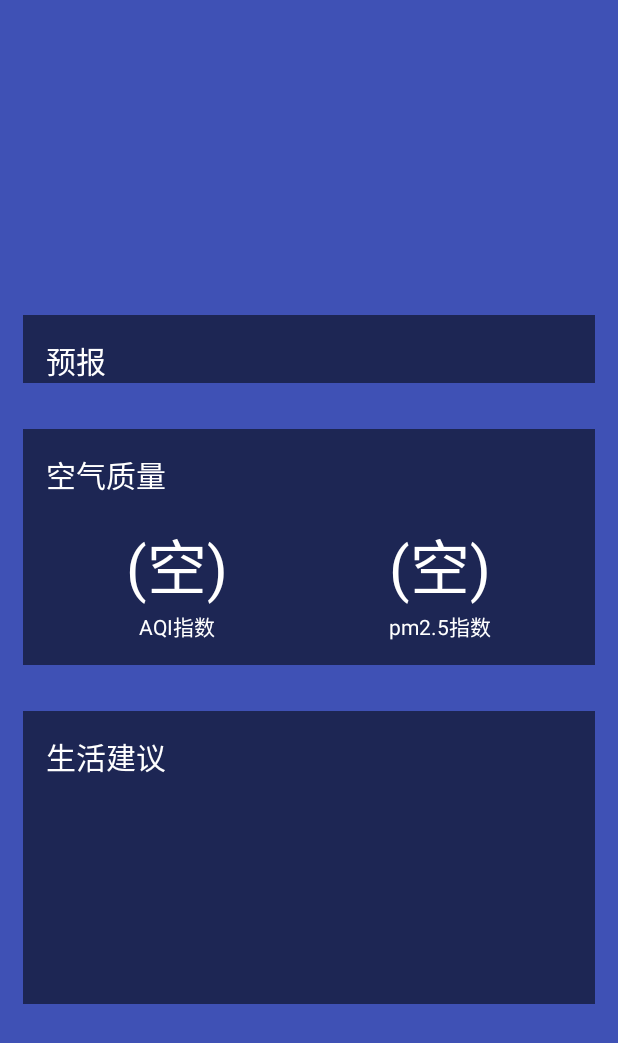
After one commit to chlbeyond/coolweather, an Android app: the layout activity_weather.xml on its own in the app's theme, with its tools: preview values and no code run, on a phone screen of 412 x 824 dp. The commit adds this screen. Shown: the top 1043 px of the screen. Run offline under Robolectric (Android 15) with nearby library versions, the phone set to English and light mode, and no system bars.

Commit message:
加入显示天气信息的功能

```diff
--- a/app/src/main/AndroidManifest.xml
+++ b/app/src/main/AndroidManifest.xml
@@ -19,6 +19,8 @@
                 <category android:name="android.intent.category.LAUNCHER" />
             </intent-filter>
         </activity>
+
+        <activity android:name=".WeatherActivity" />
     </application>
 
 </manifest>
--- a/app/src/main/res/layout/activity_main.xml
+++ b/app/src/main/res/layout/activity_main.xml
@@ -1,6 +1,5 @@
 <?xml version="1.0" encoding="utf-8"?>
 <FrameLayout xmlns:android="http://schemas.android.com/apk/res/android"
-    xmlns:app="http://schemas.android.com/apk/res-auto"
     xmlns:tools="http://schemas.android.com/tools"
     android:layout_width="match_parent"
     android:layout_height="match_parent"
--- /dev/null
+++ b/app/src/main/res/layout/activity_weather.xml
@@ -0,0 +1,43 @@
+<?xml version="1.0" encoding="utf-8"?>
+<FrameLayout xmlns:android="http://schemas.android.com/apk/res/android"
+    android:layout_width="match_parent"
+    android:layout_height="match_parent"
+    android:background="@color/colorPrimary">
+
+    <ImageView
+        android:id="@+id/bing_pic_img"
+        android:scaleType="centerCrop"
+        android:layout_width="match_parent"
+        android:layout_height="match_parent" />
+
+    <ScrollView
+        android:id="@+id/weather_layout"
+        android:scrollbars="none"
+        android:overScrollMode="never"
+        android:layout_width="match_parent"
+        android:layout_height="wrap_content">
+
+        <LinearLayout
+            android:orientation="vertical"
+            android:fitsSystemWindows="true"
+            android:layout_width="match_parent"
+            android:layout_height="wrap_content">
+
+            <include layout="@layout/title" />
+
+            <include layout="@layout/now" />
+
+            <include layout="@layout/forecast" />
+
+            <include layout="@layout/aqi" />
+
+            <include layout="@layout/suggestion" />
+
+            <TextView
+                android:id="@+id/json_text"
+                android:layout_width="match_parent"
+                android:layout_height="wrap_content" />
+
+        </LinearLayout>
+    </ScrollView>
+</FrameLayout>
--- /dev/null
+++ b/app/src/main/res/layout/aqi.xml
@@ -0,0 +1,82 @@
+<?xml version="1.0" encoding="utf-8"?>
+<LinearLayout xmlns:android="http://schemas.android.com/apk/res/android"
+    android:orientation="vertical" android:layout_width="match_parent"
+    android:layout_height="wrap_content"
+    android:layout_margin="15dp"
+    android:background="#8000">
+
+    <TextView
+        android:text="空气质量"
+        android:textSize="20sp"
+        android:textColor="#fff"
+        android:layout_marginLeft="15dp"
+        android:layout_marginTop="15dp"
+        android:layout_width="wrap_content"
+        android:layout_height="wrap_content" />
+
+    <LinearLayout
+        android:orientation="horizontal"
+        android:layout_margin="15dp"
+        android:layout_width="match_parent"
+        android:layout_height="wrap_content">
+
+        <RelativeLayout
+            android:layout_weight="1"
+            android:layout_width="0dp"
+            android:layout_height="wrap_content">
+
+            <LinearLayout
+                android:orientation="vertical"
+                android:layout_centerInParent="true"
+                android:layout_width="wrap_content"
+                android:layout_height="wrap_content">
+
+                <TextView
+                    android:id="@+id/aqi_text"
+                    android:textSize="40sp"
+                    android:text="(空)"
+                    android:textColor="#fff"
+                    android:layout_width="wrap_content"
+                    android:layout_height="wrap_content" />
+
+                <TextView
+                    android:text="AQI指数"
+                    android:textColor="#fff"
+                    android:layout_gravity="center"
+                    android:layout_width="wrap_content"
+                    android:layout_height="wrap_content" />
+            </LinearLayout>
+
+        </RelativeLayout>
+
+        <RelativeLayout
+            android:layout_weight="1"
+            android:layout_width="0dp"
+            android:layout_height="wrap_content">
+
+            <LinearLayout
+                android:orientation="vertical"
+                android:layout_centerInParent="true"
+                android:layout_width="wrap_content"
+                android:layout_height="wrap_content">
+
+                <TextView
+                    android:id="@+id/pm25_text"
+                    android:textSize="40sp"
+                    android:text="(空)"
+                    android:textColor="#fff"
+                    android:layout_width="wrap_content"
+                    android:layout_height="wrap_content" />
+
+                <TextView
+                    android:text="pm2.5指数"
+                    android:textColor="#fff"
+                    android:layout_gravity="center"
+                    android:layout_width="wrap_content"
+                    android:layout_height="wrap_content" />
+            </LinearLayout>
+
+        </RelativeLayout>
+    </LinearLayout>
+
+</LinearLayout>
--- /dev/null
+++ b/app/src/main/res/layout/forecast.xml
@@ -0,0 +1,23 @@
+<?xml version="1.0" encoding="utf-8"?>
+<LinearLayout xmlns:android="http://schemas.android.com/apk/res/android"
+    android:orientation="vertical" android:layout_width="match_parent"
+    android:layout_height="wrap_content"
+    android:layout_margin="15dp"
+    android:background="#8000">
+
+    <TextView
+        android:textColor="#fff"
+        android:textSize="20sp"
+        android:text="预报"
+        android:layout_marginLeft="15dp"
+        android:layout_marginTop="15dp"
+        android:layout_width="wrap_content"
+        android:layout_height="wrap_content" />
+
+    <LinearLayout
+        android:id="@+id/forecast_layout"
+        android:orientation="vertical"
+        android:layout_width="match_parent"
+        android:layout_height="wrap_content"></LinearLayout>
+
+</LinearLayout>
--- /dev/null
+++ b/app/src/main/res/layout/now.xml
@@ -0,0 +1,22 @@
+<?xml version="1.0" encoding="utf-8"?>
+<LinearLayout xmlns:android="http://schemas.android.com/apk/res/android"
+    android:orientation="vertical" android:layout_width="match_parent"
+    android:layout_height="wrap_content"
+    android:layout_margin="15dp">
+
+    <TextView
+        android:id="@+id/degree_text"
+        android:layout_gravity="end"
+        android:textSize="60sp"
+        android:textColor="#fff"
+        android:layout_width="wrap_content"
+        android:layout_height="wrap_content" />
+
+    <TextView
+        android:id="@+id/weather_info_text"
+        android:layout_gravity="end"
+        android:textSize="20sp"
+        android:textColor="#fff"
+        android:layout_width="wrap_content"
+        android:layout_height="wrap_content" />
+</LinearLayout>
--- /dev/null
+++ b/app/src/main/res/layout/suggestion.xml
@@ -0,0 +1,38 @@
+<?xml version="1.0" encoding="utf-8"?>
+<LinearLayout xmlns:android="http://schemas.android.com/apk/res/android"
+    android:orientation="vertical" android:layout_width="match_parent"
+    android:layout_height="wrap_content"
+    android:layout_margin="15dp"
+    android:background="#8000">
+
+    <TextView
+        android:text="生活建议"
+        android:layout_marginLeft="15dp"
+        android:layout_marginTop="15dp"
+        android:textSize="20sp"
+        android:textColor="#fff"
+        android:layout_width="wrap_content"
+        android:layout_height="wrap_content" />
+
+    <TextView
+        android:id="@+id/comfort_text"
+        android:layout_margin="15dp"
+        android:textColor="#fff"
+        android:layout_width="match_parent"
+        android:layout_height="wrap_content" />
+
+    <TextView
+        android:id="@+id/car_wash_text"
+        android:layout_margin="15dp"
+        android:textColor="#fff"
+        android:layout_width="match_parent"
+        android:layout_height="wrap_content" />
+
+    <TextView
+        android:id="@+id/sport_text"
+        android:layout_margin="15dp"
+        android:textColor="#fff"
+        android:layout_width="match_parent"
+        android:layout_height="wrap_content" />
+
+</LinearLayout>
--- /dev/null
+++ b/app/src/main/res/layout/title.xml
@@ -0,0 +1,24 @@
+<?xml version="1.0" encoding="utf-8"?>
+<RelativeLayout xmlns:android="http://schemas.android.com/apk/res/android"
+    android:layout_width="match_parent"
+    android:layout_height="?attr/actionBarSize">
+
+    <TextView
+        android:id="@+id/title_city"
+        android:layout_centerInParent="true"
+        android:textColor="#fff"
+        android:textSize="20sp"
+        android:layout_width="wrap_content"
+        android:layout_height="wrap_content" />
+
+    <TextView
+        android:id="@+id/title_update_time"
+        android:layout_alignParentRight="true"
+        android:layout_marginRight="10dp"
+        android:layout_centerVertical="true"
+        android:textSize="16sp"
+        android:textColor="#fff"
+        android:layout_width="wrap_content"
+        android:layout_height="wrap_content" />
+
+</RelativeLayout>
```
Also changed, not shown: app/src/main/java/com/coolweather/android/ChooseAreaFragment.java (+8 -0 lines), app/src/main/java/com/coolweather/android/MainActivity.java (+12 -0 lines), app/src/main/java/com/coolweather/android/WeatherActivity.java (added, +209 -0 lines), app/src/main/java/com/coolweather/android/gson/AQI.java (added, +16 -0 lines), app/src/main/java/com/coolweather/android/gson/Basic.java (added, +25 -0 lines), app/src/main/java/com/coolweather/android/gson/Forecast.java (added, +31 -0 lines), app/src/main/java/com/coolweather/android/gson/Now.java (added, +21 -0 lines), app/src/main/java/com/coolweather/android/gson/Suggestion.java (added, +33 -0 lines), app/src/main/java/com/coolweather/android/gson/Weather.java (added, +25 -0 lines), app/src/main/java/com/coolweather/android/util/Utility.java (+16 -9 lines), app/src/main/res/layout/forecast_item.xml (added, +39 -0 lines), 34 other files.
